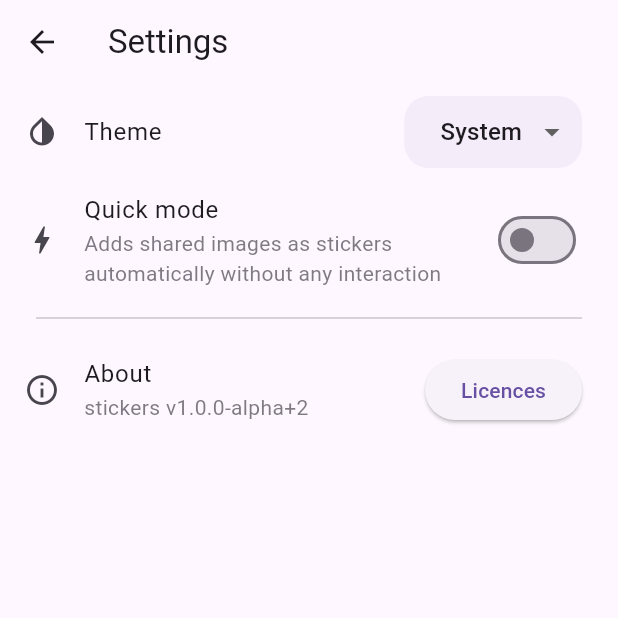
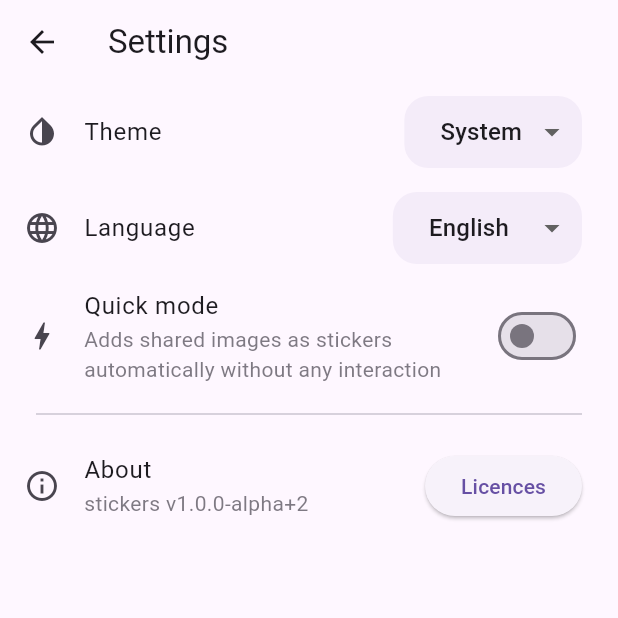
Before and after one commit to lolocomotive/stickers, a Flutter app: the SettingsPage screen opened by its route, on a phone screen of 412 x 824 dp, the top half of it. Run offline on Flutter 3.47's test engine with Material 3 defaults, Android fonts, the phone set to English and light mode, and no system bars; our stand-ins replace extended_image, image_picker, package_info_plus, shared_preferences; missing offline and left inert: image_editor, matrix_gesture_detector, share_handler, whatsapp_stickers_plus; accounts and stored records are empty; generated files the repository leaves out were written again; project files that could hold a hidden picture were left out.

Commit message:
Full Localization

```diff
--- a/l10n.yaml
+++ b/l10n.yaml
@@ -1,4 +1,4 @@
-arb-dir: lib/src/localization
+arb-dir: lib/l10n
 output-dir: lib/generated/intl
 template-arb-file: app_en.arb
 output-localization-file: app_localizations.dart
--- a/lib/src/localization/app_en.arb
+++ b/lib/l10n/app_en.arb
@@ -5,7 +5,6 @@
   "@appTitle": {
     "description": "The title of the application"
   },
-  "@_STICKERPACKS_PAGE": {},
   "title": "Title",
   "pTitle": "My sticker packs",
   "cropYourSticker": "Crop your sticker",
@@ -57,5 +56,6 @@
   "couldnTAddStickerPack": "Couldn't add sticker pack",
   "ok": "Ok :(",
   "chooseASticker": "Choose a sticker",
-  "quickMode": "Quick mode"
+  "quickMode": "Quick mode",
+  "language": "Language"
 }
--- a/lib/src/app.dart
+++ b/lib/src/app.dart
@@ -3,10 +3,10 @@ import 'dart:io';
 import 'package:flutter/material.dart';
 import 'package:flutter_localizations/flutter_localizations.dart';
 import 'package:share_handler/share_handler.dart';
+import 'package:stickers/generated/intl/app_localizations.dart';
 import 'package:stickers/src/data/load_store.dart';
 import 'package:stickers/src/data/sticker_pack.dart';
 import 'package:stickers/src/globals.dart';
-import 'package:stickers/generated/intl/app_localizations.dart';
 import 'package:stickers/src/pages/crop_page.dart';
 import 'package:stickers/src/pages/edit_page.dart';
 import 'package:stickers/src/pages/select_pack_page.dart';
@@ -19,6 +19,8 @@ import 'settings/settings_page.dart';
 
 /// The Widget that configures your application.
 class StickersApp extends StatefulWidget {
+  static StickersAppState? of(BuildContext context) => context.findAncestorStateOfType<StickersAppState>();
+
   const StickersApp({
     super.key,
     required this.settingsController,
@@ -30,11 +32,19 @@ class StickersApp extends StatefulWidget {
   State<StickersApp> createState() => StickersAppState();
 }
 
-class StickersAppState extends State<StickersApp> {
+class StickersAppState extends State<StickersApp> {late Locale _locale;
+
   @override
   void initState() {
     super.initState();
+    _locale = Locale.fromSubtags(languageCode:widget.settingsController.locale);
     initPlatformState();
+  }
+
+  void setLocale(Locale value) {
+    setState(() {
+      _locale = value;
+    });
   }
 
   SharedMedia? media;
@@ -46,8 +56,7 @@ class StickersAppState extends State<StickersApp> {
     if (media != null) {
       debugPrint("Initial Media received");
       if (widget.settingsController.quickMode) {
-        _quickAdd(media!, widget.settingsController.defaultTitle,
-            widget.settingsController.defaultAuthor);
+        _quickAdd(media!, widget.settingsController.defaultTitle, widget.settingsController.defaultAuthor);
         media = null;
       }
     }
@@ -56,8 +65,7 @@ class StickersAppState extends State<StickersApp> {
       if (!mounted) return;
       debugPrint("Media Stream received");
       if (widget.settingsController.quickMode) {
-        _quickAdd(
-            media, widget.settingsController.defaultTitle, widget.settingsController.defaultAuthor);
+        _quickAdd(media, widget.settingsController.defaultTitle, widget.settingsController.defaultAuthor);
       } else {
         this.media = media;
       }
@@ -97,7 +105,10 @@ class StickersAppState extends State<StickersApp> {
           ],
           supportedLocales: const [
             Locale('en', ''), // English, no country code
+            Locale('de', ''),
+            Locale('fr', ''),
           ],
+          locale: _locale,
 
           // Use AppLocalizations to configure the correct application title
           // depending on the user's locale.
--- a/lib/src/settings/settings_controller.dart
+++ b/lib/src/settings/settings_controller.dart
@@ -21,10 +21,13 @@ class SettingsController with ChangeNotifier {
 
   late String _defaultAuthor;
   late String _defaultTitle;
+  late String _locale;
 
   String get defaultTitle => _defaultTitle;
 
   String get defaultAuthor => _defaultAuthor;
+
+  String get locale => _locale;
 
   // Allow Widgets to read the user's preferred ThemeMode.
   ThemeMode get themeMode => _themeMode;
@@ -32,27 +35,15 @@ class SettingsController with ChangeNotifier {
   bool get quickMode => _quickMode;
 
   Future<void> updateQuickMode(bool quickMode) async {
-    // Do not perform any work if new and old ThemeMode are identical
     if (quickMode == _quickMode) return;
-
-    // Otherwise, store the new ThemeMode in memory
     _quickMode = quickMode;
-
-    // Important! Inform listeners a change has occurred.
     notifyListeners();
-
-    // Persist the changes to a local database or the internet using the
-    // SettingService.
     await _settingsService.updateQuickMode(quickMode);
   }
 
   Future<void> updateDefaultAuthor(String defaultAuthor) async {
-    // Do not perform any work if new and old ThemeMode are identical
     if (defaultAuthor == _defaultAuthor) return;
-
-    // Otherwise, store the new ThemeMode in memory
     _defaultAuthor = defaultAuthor;
-
     notifyListeners();
     await _settingsService.updateDefaultAuthor(defaultAuthor);
   }
@@ -64,6 +55,13 @@ class SettingsController with ChangeNotifier {
     await _settingsService.updateDefaultTitle(defaultTitle);
   }
 
+  Future<void> updateLocale(String locale) async {
+    if (locale == _locale) return;
+    _locale = locale;
+    notifyListeners();
+    await _settingsService.updateLocale(locale);
+  }
+
   /// Load the user's settings from the SettingsService. It may load from a
   /// local database or the internet. The controller only knows it can load the
   /// settings from the service.
@@ -72,6 +70,7 @@ class SettingsController with ChangeNotifier {
     _quickMode = await _settingsService.quickMode();
     _defaultTitle = await _settingsService.defaultTitle();
     _defaultAuthor = await _settingsService.defaultAuthor();
+    _locale = await _settingsService.locale();
 
     notifyListeners();
   }
--- a/lib/src/settings/settings_page.dart
+++ b/lib/src/settings/settings_page.dart
@@ -1,5 +1,6 @@
 import 'package:flutter/material.dart';
 import 'package:stickers/generated/intl/app_localizations.dart';
+import 'package:stickers/src/app.dart';
 import 'package:stickers/src/dialogs/edit_quickmode_defaults_dialog.dart';
 import 'package:stickers/src/globals.dart';
 
@@ -78,6 +79,63 @@ class SettingsPage extends StatelessWidget {
             ),
           ),
           ListTile(
+            leading: const Icon(Icons.language),
+            title: Row(
+              mainAxisAlignment: MainAxisAlignment.spaceBetween,
+              children: [
+                Text(AppLocalizations.of(context)!.language),
+                Flexible(
+                  child: Container(
+                    padding: const EdgeInsets.only(left: 16, right: 8),
+                    decoration: BoxDecoration(
+                      borderRadius: BorderRadius.circular(16),
+                      color: ElevationOverlay.applySurfaceTint(
+                        Theme.of(context).colorScheme.surface,
+                        Theme.of(context).colorScheme.primary,
+                        2,
+                      ),
+                    ),
+                    child: DropdownButton<String>(
+                      borderRadius: BorderRadius.circular(16),
+                      dropdownColor: ElevationOverlay.applySurfaceTint(
+                        Theme.of(context).colorScheme.surface,
+                        Theme.of(context).colorScheme.primary,
+                        4,
+                      ),
+                      underline: Container(),
+                      value: controller.locale,
+                      items: [
+                        DropdownMenuItem(
+                            value: "en",
+                            child: Padding(
+                              padding: const EdgeInsets.symmetric(horizontal: 8),
+                              child: Text("English"),
+                            )),
+                        DropdownMenuItem(
+                            value: "fr",
+                            child: Padding(
+                              padding: const EdgeInsets.symmetric(horizontal: 8),
+                              child: Text("Français"),
+                            )),
+                        DropdownMenuItem(
+                            value: "de",
+                            child: Padding(
+                              padding: const EdgeInsets.symmetric(horizontal: 8),
+                              child: Text("Deutsch"),
+                            )),
+                      ],
+                      onChanged: (value) {
+                        if (value == null) return;
+                        StickersApp.of(context)!.setLocale(Locale.fromSubtags(languageCode: value));
+                        controller.updateLocale(value);
+                      },
+                    ),
+                  ),
+                ),
+              ],
+            ),
+          ),
+          ListTile(
             onTap: () {
               controller.updateQuickMode(!controller.quickMode);
             },
--- a/pubspec.yaml
+++ b/pubspec.yaml
@@ -54,5 +54,3 @@ flutter:
   # Enable generation of localized Strings from arb files.
 
   assets:
-    # Add assets from the images directory to the application.
-    - assets/images/
```
Also changed, not shown: lib/l10n/app_de.arb (added, +58 -0 lines), lib/l10n/app_fr.arb (added, +58 -0 lines), lib/src/settings/settings_service.dart (+14 -0 lines).
